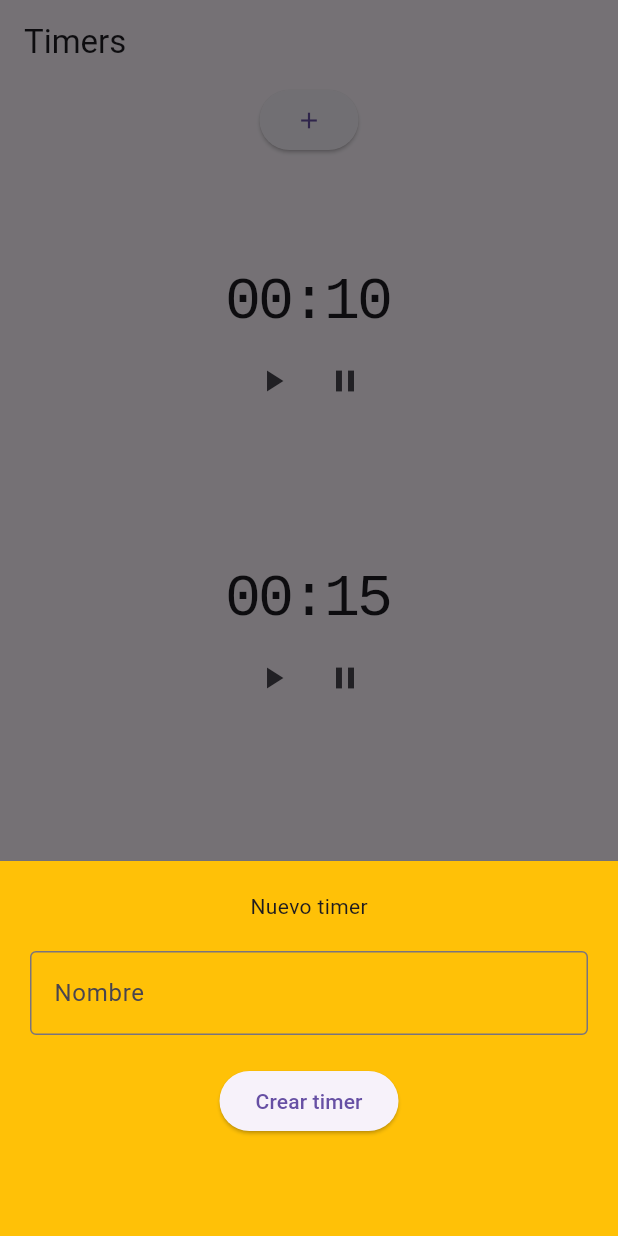
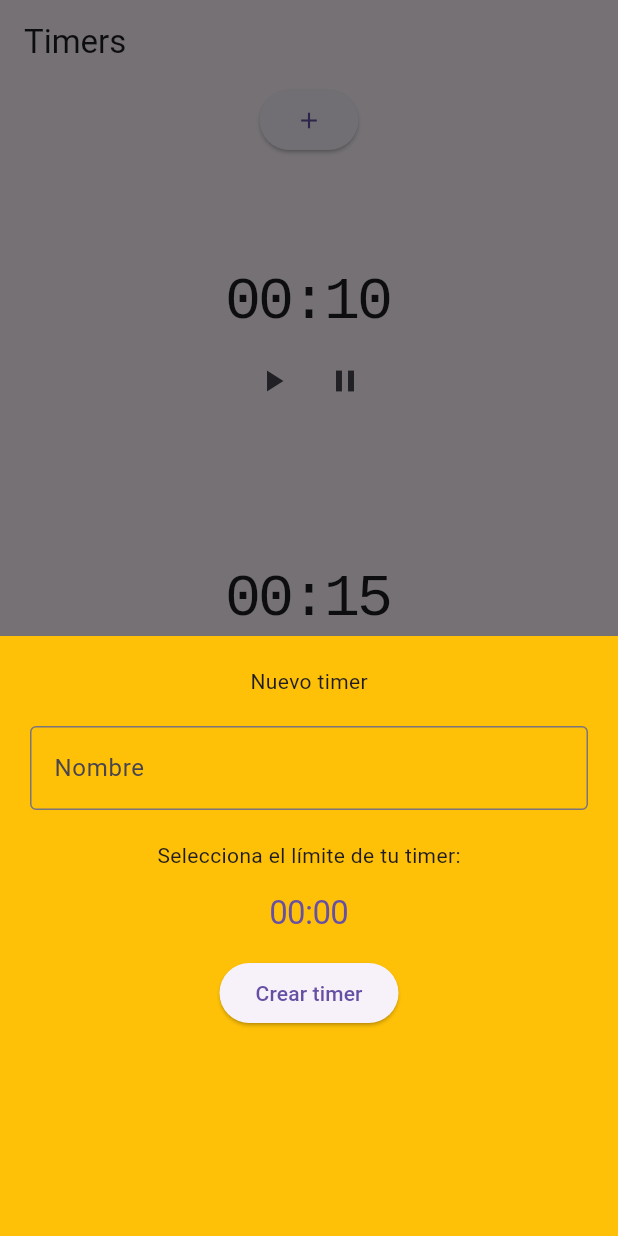
Before and after one commit to 10Pines/bonsai-equipo-estrellita, a Flutter app: the screen it shows after launch, after a tap on the "add" icon, on a phone screen of 412 x 824 dp. Run offline on Flutter 3.47's test engine with Material 3 defaults, Android fonts, the light colour scheme and no system bars; our stand-ins replace audioplayers.

Commit message:
Crear un timer nuevo con limit y nombre

```diff
--- a/lib/add_timer_button.dart
+++ b/lib/new_timer_creation/add_timer_button.dart
@@ -16,7 +16,7 @@ class AddTimerButton extends StatelessWidget {
           context: context,
           builder: (BuildContext context) {
             return Container(
-              height: 250,
+              height: 400,
               color: Colors.amber,
               child: Center(
                 child: NewTimerForm(addTimer: addTimer,),
--- a/lib/new_timer_form.dart
+++ b/lib/new_timer_creation/new_timer_form.dart
@@ -1,6 +1,8 @@
+import 'package:flutter/cupertino.dart';
 import 'package:flutter/material.dart';
+import 'package:timers/new_timer_creation/timer_limit_picker.dart';
 
-import 'domain/timer.dart';
+import '../domain/timer.dart';
 
 class NewTimerForm extends StatefulWidget {
   final Function addTimer;
@@ -15,6 +17,9 @@ class NewTimerForm extends StatefulWidget {
 
 class NewTimerFormState extends State<NewTimerForm> {
   final _formKey = GlobalKey<FormState>();
+  String timerName = "";
+  int limit = 0;
+  bool showLimitWarning = false;
 
   @override
   Widget build(BuildContext context) {
@@ -38,7 +43,23 @@ class NewTimerFormState extends State<NewTimerForm> {
                   }
                   return null;
                 },
+                onChanged: (text) {
+                  setState(() {
+                    timerName = text;
+                  });
+                },
               ),
+            ),
+            const Text('Selecciona el límite de tu timer:'),
+            if(showLimitWarning)
+              const Text('Elegir un límite distinto de 0'),
+            TimerLimitPicker(
+              setLimit: (selectedLimit) {
+                setState(() {
+                  limit = selectedLimit;
+                  showLimitWarning = selectedLimit == 0;
+                });
+              },
             ),
             ElevatedButton(
               onPressed: () {
@@ -46,9 +67,15 @@ class NewTimerFormState extends State<NewTimerForm> {
                   ScaffoldMessenger.of(context).showSnackBar(
                     const SnackBar(content: Text('Nuevo timer agregado')),
                   );
-                  const Timer timer = Timer(20, 'Timer nuevo');
-                  widget.addTimer(timer);
-                  Navigator.pop(context);
+                  if( limit == 0) {
+                    setState(() {
+                      showLimitWarning = true;
+                    });
+                  } else {
+                    Timer timer = Timer(limit, timerName);
+                    widget.addTimer(timer);
+                    Navigator.pop(context);
+                  }
                 }
               },
               child: const Text('Crear timer'),
--- /dev/null
+++ b/lib/new_timer_creation/timer_limit_picker.dart
@@ -0,0 +1,61 @@
+import 'package:flutter/cupertino.dart';
+
+class TimerLimitPicker extends StatefulWidget {
+  final Function setLimit;
+
+  const TimerLimitPicker({super.key, required this.setLimit});
+
+  @override
+  State<TimerLimitPicker> createState() => _TimerLimitPickerState();
+}
+
+class _TimerLimitPickerState extends State<TimerLimitPicker> {
+  Duration duration = const Duration(minutes: 00, seconds: 00);
+
+  void _showDialog(Widget child) {
+    showCupertinoModalPopup<void>(
+      context: context,
+      builder: (BuildContext context) => Container(
+        height: 216,
+        padding: const EdgeInsets.only(top: 6.0),
+        // The bottom margin is provided to align the popup above the system
+        // navigation bar.
+        margin: EdgeInsets.only(
+          bottom: MediaQuery.of(context).viewInsets.bottom,
+        ),
+        // Provide a background color for the popup.
+        color: CupertinoColors.systemBackground.resolveFrom(context),
+        // Use a SafeArea widget to avoid system overlaps.
+        child: SafeArea(
+          top: false,
+          child: child,
+        ),
+      ),
+    );
+  }
+
+  @override
+  Widget build(BuildContext context) {
+    return CupertinoButton(
+      // Display a CupertinoTimerPicker with hour/minute mode.
+      onPressed: () => _showDialog(
+        CupertinoTimerPicker(
+          mode: CupertinoTimerPickerMode.ms,
+          initialTimerDuration: duration,
+          // This is called when the user changes the timer's
+          // duration.
+          onTimerDurationChanged: (Duration newDuration) {
+            setState(() => duration = newDuration);
+            widget.setLimit(duration.inSeconds);
+          },
+        ),
+      ),
+      child: Text(
+        duration.toString().substring(2, 7),
+        style: const TextStyle(
+          fontSize: 22.0,
+        ),
+      ),
+    );
+  }
+}
--- a/lib/timers_view.dart
+++ b/lib/timers_view.dart
@@ -1,7 +1,7 @@
 import 'package:flutter/cupertino.dart';
 import 'package:timers/timer_display.dart';
 
-import 'add_timer_button.dart';
+import 'new_timer_creation/add_timer_button.dart';
 import 'domain/timer.dart';
 
 class TimersView extends StatefulWidget {
```
